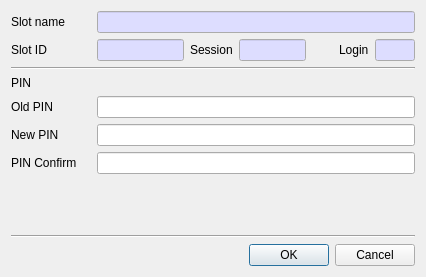
Above: CryptokiMan/set_pin_dlg.ui from jykim74/CryptokiMan before the change. Below: the same form after it.
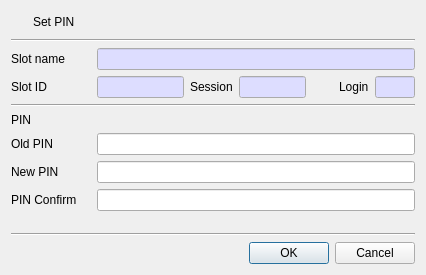
That is the form after the change. Icons and pictures are not drawn.

What changed in the file:
```diff
--- a/CryptokiMan/set_pin_dlg.ui
+++ b/CryptokiMan/set_pin_dlg.ui
@@ -7,13 +7,57 @@
     <x>0</x>
     <y>0</y>
     <width>426</width>
-    <height>277</height>
+    <height>275</height>
    </rect>
   </property>
   <property name="windowTitle">
    <string>Set PIN</string>
   </property>
   <layout class="QVBoxLayout" name="verticalLayout">
+   <item>
+    <layout class="QGridLayout" name="gridLayout_4">
+     <item row="0" column="0">
+      <widget class="QPushButton" name="pushButton">
+       <property name="minimumSize">
+        <size>
+         <width>16</width>
+         <height>0</height>
+        </size>
+       </property>
+       <property name="maximumSize">
+        <size>
+         <width>16</width>
+         <height>16777215</height>
+        </size>
+       </property>
+       <property name="text">
+        <string/>
+       </property>
+       <property name="icon">
+        <iconset resource="cryptokiman.qrc">
+         <normaloff>:/images/pin1.png</normaloff>:/images/pin1.png</iconset>
+       </property>
+       <property name="flat">
+        <bool>true</bool>
+       </property>
+      </widget>
+     </item>
+     <item row="0" column="1">
+      <widget class="QLabel" name="label_2">
+       <property name="text">
+        <string>Set PIN</string>
+       </property>
+      </widget>
+     </item>
+    </layout>
+   </item>
+   <item>
+    <widget class="Line" name="line">
+     <property name="orientation">
+      <enum>Qt::Horizontal</enum>
+     </property>
+    </widget>
+   </item>
    <item>
     <layout class="QGridLayout" name="gridLayout">
      <property name="topMargin">
```
Left out of the diff: 4 changed lines with no effect on the pictures.
